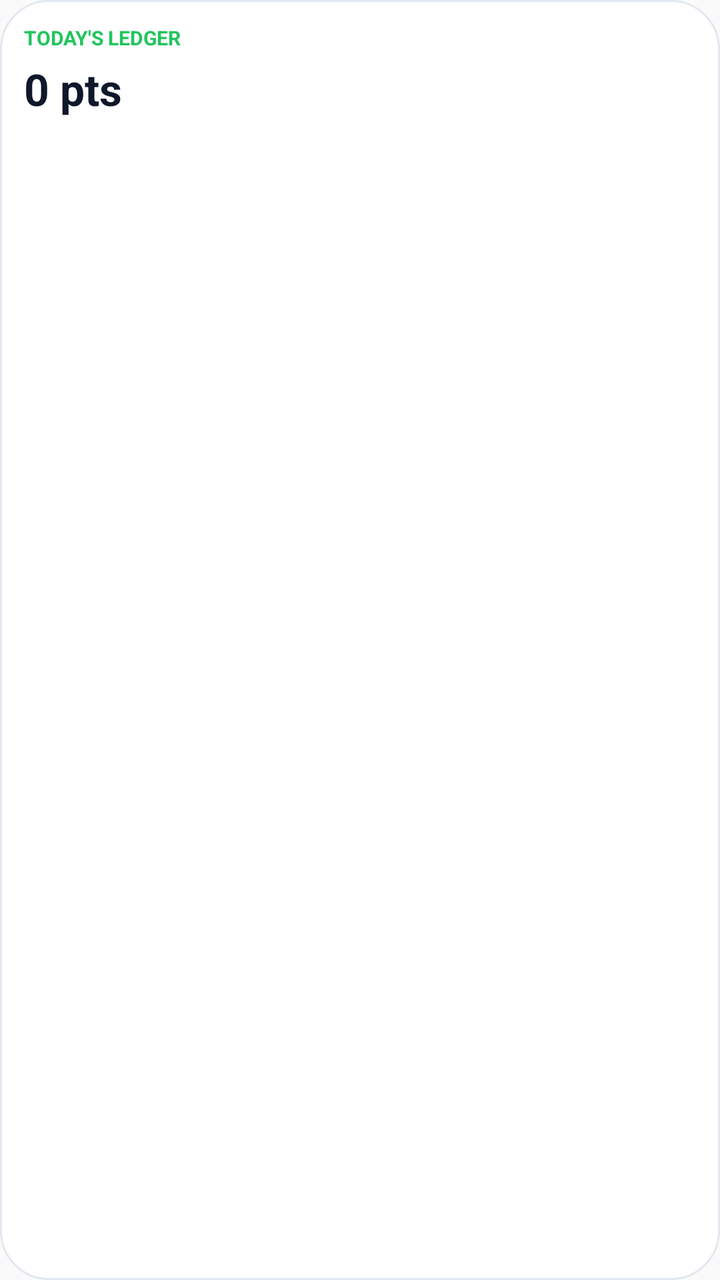
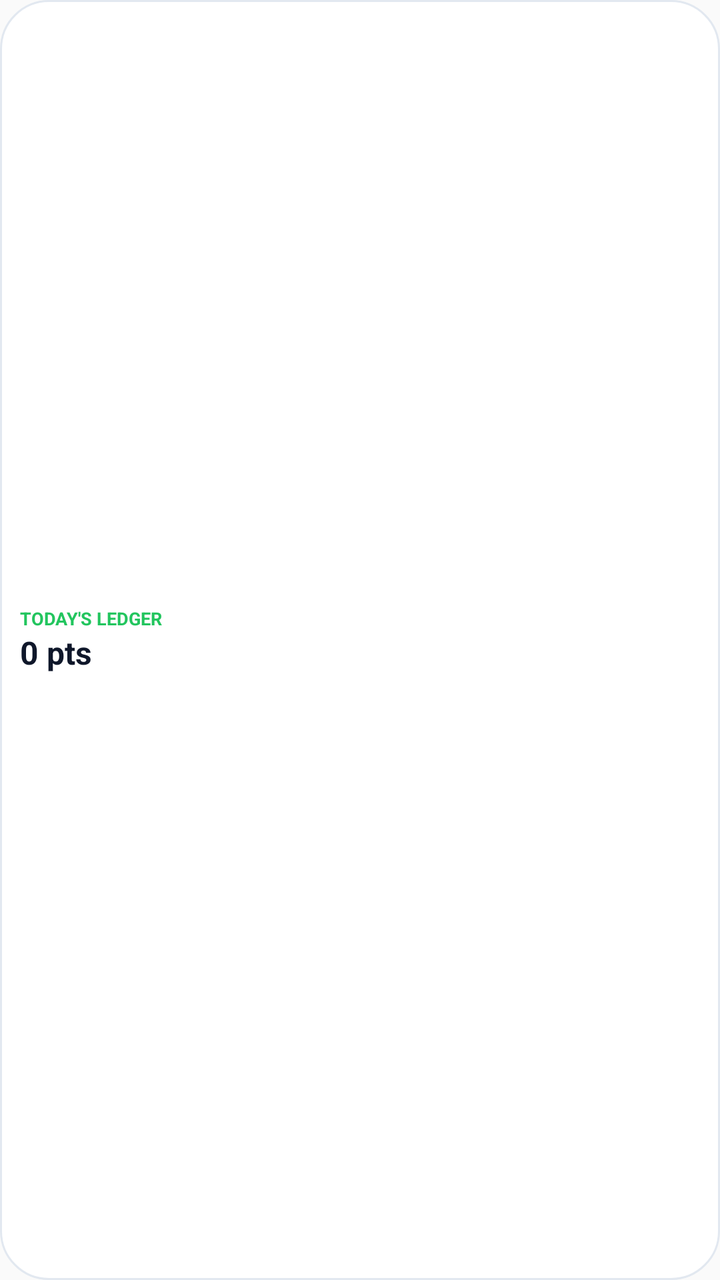

An Android layout rendered at two revisions. The XML below is the earlier revision; the diff shows what the commit changed to produce the second picture.
<!-- AndroidManifest.xml: application theme AppTheme -->
<!-- res/layout/widget_identity.xml -->
<?xml version="1.0" encoding="utf-8"?>
<LinearLayout xmlns:android="http://schemas.android.com/apk/res/android"
    android:id="@+id/widget_identity_root"
    android:layout_width="match_parent"
    android:layout_height="match_parent"
    android:background="@drawable/widget_card_bg"
    android:orientation="vertical"
    android:padding="12dp">

    <TextView
        android:id="@+id/widget_identity_kicker"
        android:layout_width="match_parent"
        android:layout_height="wrap_content"
        android:ellipsize="end"
        android:maxLines="1"
        android:text="TODAY'S LEDGER"
        android:textColor="@color/widget_accent"
        android:textSize="10sp"
        android:textStyle="bold" />

    <TextView
        android:id="@+id/widget_identity_points"
        android:layout_width="match_parent"
        android:layout_height="wrap_content"
        android:layout_marginTop="4dp"
        android:ellipsize="end"
        android:maxLines="1"
        android:text="0 pts"
        android:textColor="@color/widget_text"
        android:textSize="22sp"
        android:textStyle="bold" />

    <TextView
        android:id="@+id/widget_identity_empty"
        android:layout_width="match_parent"
        android:layout_height="wrap_content"
        android:layout_marginTop="6dp"
        android:ellipsize="end"
        android:maxLines="2"
        android:textColor="@color/widget_muted"
        android:textSize="11sp" />

    <TextView
        android:id="@+id/widget_identity_line_1"
        android:layout_width="match_parent"
        android:layout_height="wrap_content"
        android:layout_marginTop="6dp"
        android:ellipsize="end"
        android:maxLines="1"
        android:textColor="@color/widget_text"
        android:textSize="12sp" />
    <TextView
        android:id="@+id/widget_identity_line_2"
        android:layout_width="match_parent"
        android:layout_height="wrap_content"
        android:layout_marginTop="3dp"
        android:ellipsize="end"
        android:maxLines="1"
        android:textColor="@color/widget_text"
        android:textSize="12sp" />
    <TextView
        android:id="@+id/widget_identity_line_3"
        android:layout_width="match_parent"
        android:layout_height="wrap_content"
        android:layout_marginTop="3dp"
        android:ellipsize="end"
        android:maxLines="1"
        android:textColor="@color/widget_text"
        android:textSize="12sp" />
    <TextView
        android:id="@+id/widget_identity_line_4"
        android:layout_width="match_parent"
        android:layout_height="wrap_content"
        android:layout_marginTop="3dp"
        android:ellipsize="end"
        android:maxLines="1"
        android:textColor="@color/widget_text"
        android:textSize="12sp" />
</LinearLayout>
<!-- resources referenced by this layout -->
<resources>
  <color name="widget_accent">#22C55E</color>
  <color name="widget_muted">#64748B</color>
  <color name="widget_text">#0F172A</color>
  <!-- drawable widget_card_bg (drawable) -->
  <?xml version="1.0" encoding="utf-8"?>
  <shape xmlns:android="http://schemas.android.com/apk/res/android">
      <solid android:color="@color/widget_surface" />
      <corners android:radius="24dp" />
      <stroke android:width="1dp" android:color="@color/widget_line" />
  </shape>
  <style name="AppTheme" parent="Theme.AppCompat.Light.DarkActionBar">
          
          <item name="colorPrimary">@color/colorPrimary</item>
          <item name="colorPrimaryDark">@color/colorPrimaryDark</item>
          <item name="colorAccent">@color/colorAccent</item>
      </style>
  <color name="widget_surface">#FFFFFF</color>
  <color name="widget_line">#E2E8F0</color>
  <color name="colorPrimary">#23C15D</color>
  <color name="colorPrimaryDark">#F8FAF9</color>
  <color name="colorAccent">#23C15D</color>
</resources>

<!-- the commit's change to res/layout/widget_identity.xml (unified diff, before → after) -->
@@ -4,76 +4,98 @@
     android:layout_width="match_parent"
     android:layout_height="match_parent"
     android:background="@drawable/widget_card_bg"
-    android:orientation="vertical"
-    android:padding="12dp">
+    android:gravity="center_vertical"
+    android:orientation="horizontal"
+    android:paddingStart="10dp"
+    android:paddingEnd="10dp"
+    android:paddingTop="6dp"
+    android:paddingBottom="6dp">
 
-    <TextView
-        android:id="@+id/widget_identity_kicker"
-        android:layout_width="match_parent"
+    <LinearLayout
+        android:layout_width="0dp"
         android:layout_height="wrap_content"
-        android:ellipsize="end"
-        android:maxLines="1"
-        android:text="TODAY'S LEDGER"
-        android:textColor="@color/widget_accent"
-        android:textSize="10sp"
-        android:textStyle="bold" />
+        android:layout_weight="1"
+        android:orientation="vertical">
 
-    <TextView
-        android:id="@+id/widget_identity_points"
-        android:layout_width="match_parent"
+        <TextView
+            android:id="@+id/widget_identity_kicker"
+            android:layout_width="match_parent"
+            android:layout_height="wrap_content"
+            android:ellipsize="end"
+            android:maxLines="1"
+            android:text="TODAY'S LEDGER"
+            android:textColor="@color/widget_accent"
+            android:textSize="9sp"
+            android:textStyle="bold" />
+
+        <TextView
+            android:id="@+id/widget_identity_points"
+            android:layout_width="match_parent"
+            android:layout_height="wrap_content"
+            android:ellipsize="end"
+            android:maxLines="1"
+            android:text="0 pts"
+            android:textColor="@color/widget_text"
+            android:textSize="16sp"
+            android:textStyle="bold" />
+    </LinearLayout>
+
+    <LinearLayout
+        android:layout_width="0dp"
         android:layout_height="wrap_content"
-        android:layout_marginTop="4dp"
-        android:ellipsize="end"
-        android:maxLines="1"
-        android:text="0 pts"
-        android:textColor="@color/widget_text"
-        android:textSize="22sp"
-        android:textStyle="bold" />
+        android:layout_marginStart="8dp"
+        android:layout_weight="1.35"
+        android:gravity="end"
+        android:orientation="vertical">
 
-    <TextView
-        android:id="@+id/widget_identity_empty"
-        android:layout_width="match_parent"
-        android:layout_height="wrap_content"
-        android:layout_marginTop="6dp"
-        android:ellipsize="end"
-        android:maxLines="2"
-        android:textColor="@color/widget_muted"
-        android:textSize="11sp" />
+        <TextView
+            android:id="@+id/widget_identity_empty"
+            android:layout_width="match_parent"
+            android:layout_height="wrap_content"
+            android:ellipsize="end"
+            android:gravity="end"
+            android:maxLines="1"
+            android:textColor="@color/widget_muted"
+            android:textSize="10sp" />
 
-    <TextView
-        android:id="@+id/widget_identity_line_1"
-        android:layout_width="match_parent"
-        android:layout_height="wrap_content"
-        android:layout_marginTop="6dp"
-        android:ellipsize="end"
-        android:maxLines="1"
-        android:textColor="@color/widget_text"
-        android:textSize="12sp" />
-    <TextView
-        android:id="@+id/widget_identity_line_2"
-        android:layout_width="match_parent"
-        android:layout_height="wrap_content"
-        android:layout_marginTop="3dp"
-        android:ellipsize="end"
-        android:maxLines="1"
-        android:textColor="@color/widget_text"
-        android:textSize="12sp" />
-    <TextView
-        android:id="@+id/widget_identity_line_3"
-        android:layout_width="match_parent"
-        android:layout_height="wrap_content"
-        android:layout_marginTop="3dp"
-        android:ellipsize="end"
-        android:maxLines="1"
-        android:textColor="@color/widget_text"
-        android:textSize="12sp" />
-    <TextView
-        android:id="@+id/widget_identity_line_4"
-        android:layout_width="match_parent"
-        android:layout_height="wrap_content"
-        android:layout_marginTop="3dp"
-        android:ellipsize="end"
-        android:maxLines="1"
-        android:textColor="@color/widget_text"
-        android:textSize="12sp" />
+        <TextView
+            android:id="@+id/widget_identity_line_1"
+            android:layout_width="match_parent"
+            android:layout_height="wrap_content"
+            android:ellipsize="end"
+            android:gravity="end"
+            android:maxLines="1"
+            android:textColor="@color/widget_text"
+            android:textSize="11sp" />
+
+        <TextView
+            android:id="@+id/widget_identity_line_2"
+            android:layout_width="match_parent"
+            android:layout_height="wrap_content"
+            android:ellipsize="end"
+            android:gravity="end"
+            android:maxLines="1"
+            android:textColor="@color/widget_text"
+            android:textSize="11sp" />
+
+        <TextView
+            android:id="@+id/widget_identity_line_3"
+            android:layout_width="match_parent"
+            android:layout_height="wrap_content"
+            android:ellipsize="end"
+            android:maxLines="1"
+            android:textColor="@color/widget_text"
+            android:textSize="11sp"
+            android:visibility="gone" />
+
+        <TextView
+            android:id="@+id/widget_identity_line_4"
+            android:layout_width="match_parent"
+            android:layout_height="wrap_content"
+            android:ellipsize="end"
+            android:maxLines="1"
+            android:textColor="@color/widget_text"
+            android:textSize="11sp"
+            android:visibility="gone" />
+    </LinearLayout>
 </LinearLayout>
